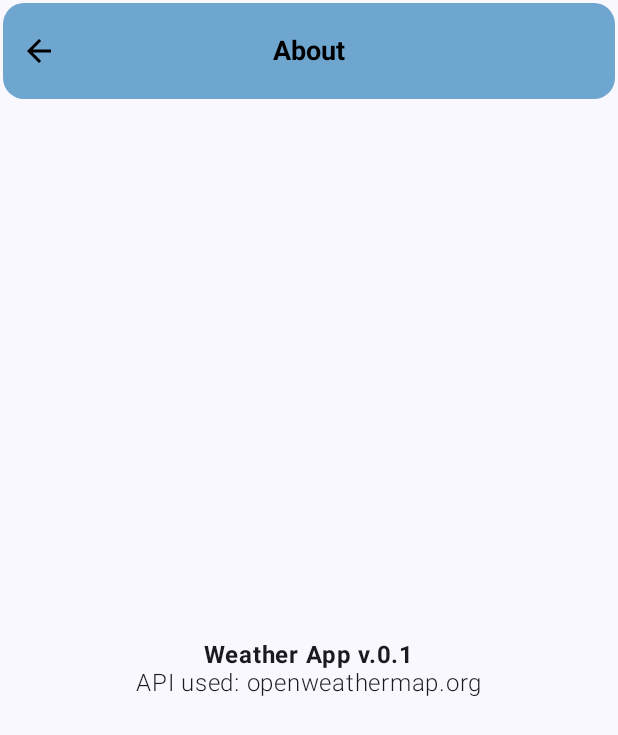
After one commit to Yashvvvv/jetweatherforecast, an Android app built with Jetpack Compose: the AboutScreen screen opened through its navigation route, on a phone screen of 412 x 824 dp. The commit adds this screen. Shown: the top 735 px of the screen. Run offline under Robolectric (Android 15) with nearby library versions, the phone set to English and light mode, and no system bars; our stand-ins replace Dagger/Hilt's generated code.

Commit message:
Add About, Favourite, and Settings screens with navigation support

```diff
--- a/app/src/main/java/app/recruit/jetweatherforecast/navigation/WeatherNavigation.kt
+++ b/app/src/main/java/app/recruit/jetweatherforecast/navigation/WeatherNavigation.kt
@@ -10,7 +10,10 @@ import app.recruit.jetweatherforecast.screens.splash.WeatherSplashScreen
 import androidx.hilt.navigation.compose.hiltViewModel
 import androidx.navigation.NavType
 import androidx.navigation.navArgument
+import app.recruit.jetweatherforecast.screens.about.AboutScreen
+import app.recruit.jetweatherforecast.screens.favourites.FavouriteScreen
 import app.recruit.jetweatherforecast.screens.search.SearchScreen
+import app.recruit.jetweatherforecast.screens.settings.SettingsScreen
 
 
 //Will store the NavController
@@ -28,6 +31,7 @@ fun WeatherNavigation() {
 
         //www.google.com/cityname = "Seatle"
         val route = WeatherScreens.MainScreen.name
+
         composable("$route/{city}",
             arguments = listOf(
                 navArgument(name = "city")
@@ -46,5 +50,17 @@ fun WeatherNavigation() {
         composable(WeatherScreens.SearchScreen.name) {
             SearchScreen(navController = navController)
         }
+
+        composable(WeatherScreens.FavouriteScreen.name) {
+            FavouriteScreen(navController = navController)
+        }
+
+        composable(WeatherScreens.AboutScreen.name) {
+            AboutScreen(navController = navController)
+        }
+
+        composable(WeatherScreens.SettingsScreen.name) {
+            SettingsScreen(navController = navController)
+        }
     }
 }
--- /dev/null
+++ b/app/src/main/java/app/recruit/jetweatherforecast/screens/about/AboutScreen.kt
@@ -0,0 +1,63 @@
+package app.recruit.jetweatherforecast.screens.about
+
+import androidx.compose.foundation.layout.fillMaxHeight
+import androidx.compose.foundation.layout.fillMaxWidth
+import androidx.compose.foundation.layout.padding
+import androidx.compose.material.icons.Icons
+import androidx.compose.material.icons.filled.ArrowBack
+import androidx.compose.material3.Scaffold
+import androidx.compose.material3.Surface
+import androidx.compose.material3.Text
+import androidx.compose.runtime.Composable
+import androidx.compose.ui.Modifier
+import androidx.compose.ui.unit.dp
+import androidx.navigation.NavController
+import app.recruit.jetweatherforecast.widgets.WeatherAppBar
+import androidx.compose.foundation.layout.Arrangement
+import androidx.compose.foundation.layout.Column
+import androidx.compose.material.icons.automirrored.filled.ArrowBack
+import androidx.compose.material.icons.filled.ArrowBack
+import androidx.compose.material3.MaterialTheme
+import androidx.compose.ui.Alignment
+import androidx.compose.ui.res.stringResource
+import androidx.compose.ui.text.font.FontWeight
+import app.recruit.jettnote.R
+
+
+@Composable
+fun AboutScreen(navController: NavController) {
+    Scaffold(topBar = {
+        WeatherAppBar(
+            title = "About",
+            icon = Icons.AutoMirrored.Filled.ArrowBack,
+            isMainScreen = false,
+            elevation = 0.dp, // You're missing the elevation parameter
+            navController = navController,
+            onButtonClicked = { navController.popBackStack() }
+        )
+    }) { paddingValues -> // Add this parameter
+        Surface(
+            modifier = Modifier
+                .fillMaxWidth()
+                .fillMaxHeight()
+                .padding(paddingValues) // Apply the padding here
+        ) {
+            Column(
+                horizontalAlignment = Alignment.CenterHorizontally,
+                verticalArrangement = Arrangement.Center
+            ) {
+                Text(
+                    text = stringResource(id = R.string.about_app),
+                    style = MaterialTheme.typography.bodyLarge,
+                    fontWeight = FontWeight.Bold
+                )
+
+                Text(
+                    text = stringResource(id = R.string.api_used),
+                    style = MaterialTheme.typography.bodyLarge,
+                    fontWeight = FontWeight.Light
+                )
+            }
+        }
+    }
+}
--- a/app/src/main/res/values/strings.xml
+++ b/app/src/main/res/values/strings.xml
@@ -1,3 +1,5 @@
 <resources>
     <string name="app_name">JetWeatherForecast</string>
+    <string name="about_app">Weather App v.0.1</string>
+    <string name="api_used">API used: openweathermap.org</string>
 </resources>
```
Also changed, not shown: app/src/main/java/app/recruit/jetweatherforecast/screens/favourites/FavouriteScreen.kt (added, +10 -0 lines), app/src/main/java/app/recruit/jetweatherforecast/screens/settings/SettingsScreen.kt (added, +10 -0 lines), app/src/main/java/app/recruit/jetweatherforecast/widgets/WeatherAppBar.kt (+98 -1 lines).
